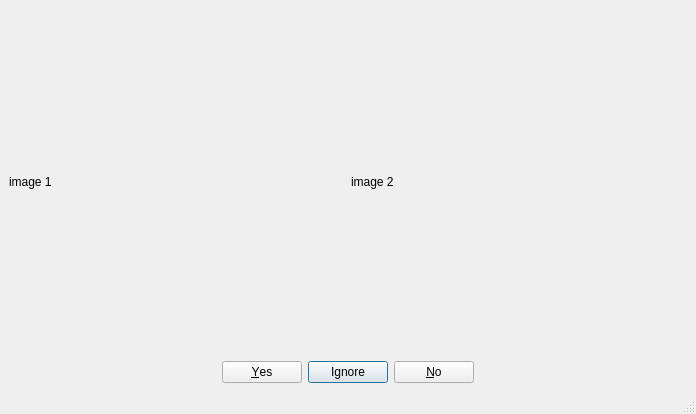
Old version of the form ui/mainwindow.ui in the repository anliec/FCSS_dataset_tools.
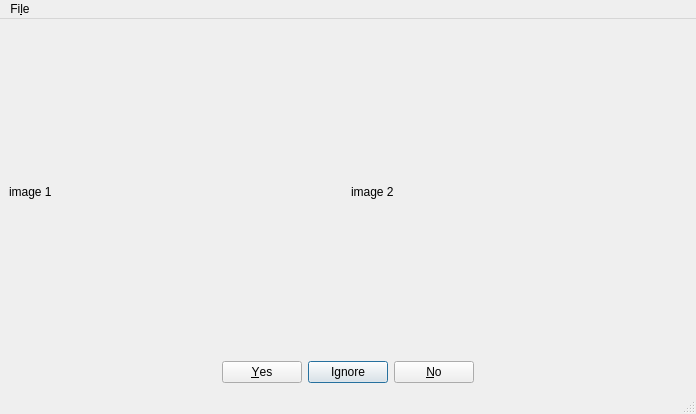
New version of the form.

```diff
--- a/ui/mainwindow.ui
+++ b/ui/mainwindow.ui
@@ -57,6 +57,14 @@
      <height>22</height>
     </rect>
    </property>
+   <widget class="QMenu" name="menuFile">
+    <property name="title">
+     <string>Fi&amp;le</string>
+    </property>
+    <addaction name="actionOpen_pairs_files"/>
+    <addaction name="actionQuit"/>
+   </widget>
+   <addaction name="menuFile"/>
   </widget>
   <widget class="QStatusBar" name="statusbar"/>
  </widget>
```
Left out of the diff: 10 changed lines with no effect on the pictures.
